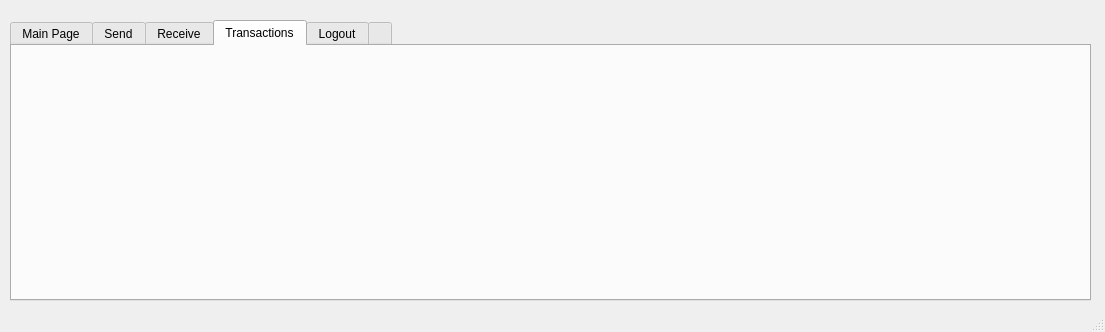
Above: mainwindow.ui from furkankamer/BitcoinWallet before the change. Below: the same form after it.
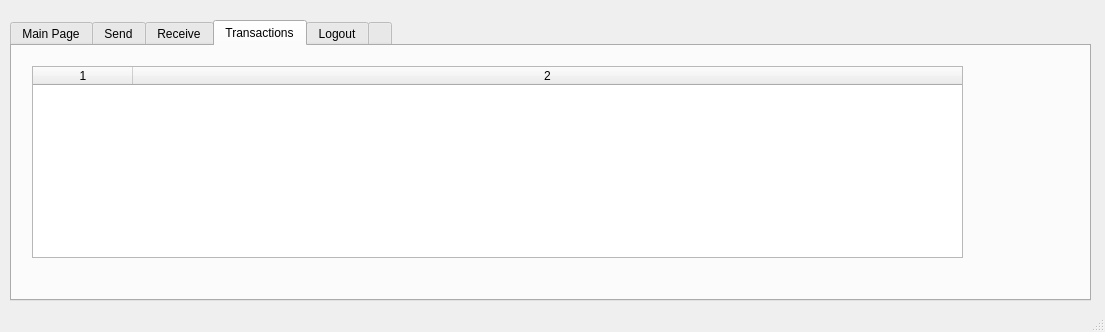
That is the form after the change. Icons and pictures are not drawn.

Commit message: sending fee calculation, listtransactions partial implementation

What changed in the file:
```diff
--- a/mainwindow.ui
+++ b/mainwindow.ui
@@ -822,16 +822,26 @@
      <attribute name="title">
       <string>Transactions</string>
      </attribute>
-     <widget class="QWidget" name="verticalLayoutWidget">
+     <widget class="QTableWidget" name="tableWidget">
       <property name="geometry">
        <rect>
         <x>20</x>
-        <y>10</y>
-        <width>671</width>
-        <height>231</height>
+        <y>20</y>
+        <width>931</width>
+        <height>192</height>
        </rect>
       </property>
-      <layout class="QVBoxLayout" name="verticalLayout"/>
+      <property name="rowCount">
+       <number>0</number>
+      </property>
+      <property name="columnCount">
+       <number>2</number>
+      </property>
+      <attribute name="horizontalHeaderStretchLastSection">
+       <bool>true</bool>
+      </attribute>
+      <column/>
+      <column/>
      </widget>
     </widget>
     <widget class="QWidget" name="tab_4">
```
The commit also changes 1 other file.
